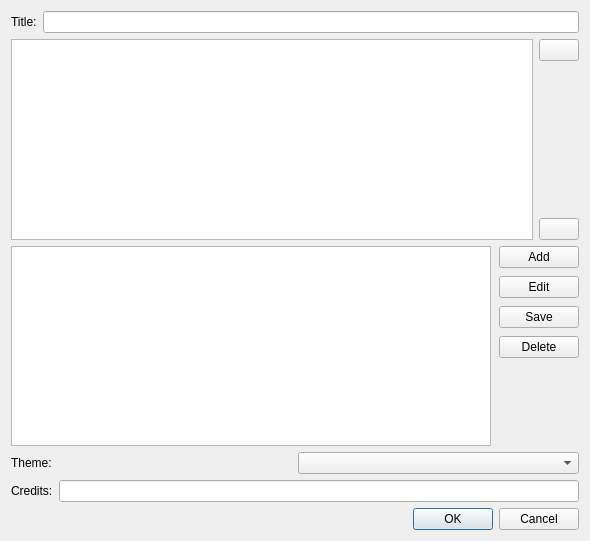
First picture: the form in resources/forms/editcustomdialog.ui, repository zonArt/openlp, before the edit.
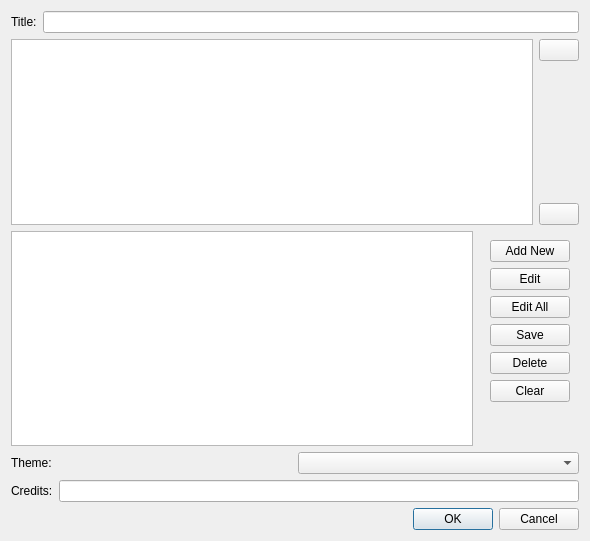
Second picture: the form after the edit. Icons and pictures are not drawn.

What changed in the file:
```diff
--- a/resources/forms/editcustomdialog.ui
+++ b/resources/forms/editcustomdialog.ui
@@ -35,7 +35,11 @@
    <item row="1" column="0">
     <layout class="QHBoxLayout" name="horizontalLayout_4">
      <item>
-      <widget class="QListWidget" name="VerseListView"/>
+      <widget class="QListWidget" name="VerseListView">
+       <property name="alternatingRowColors">
+        <bool>true</bool>
+       </property>
+      </widget>
      </item>
      <item>
       <layout class="QVBoxLayout" name="verticalLayout">
@@ -92,17 +96,11 @@
       </item>
       <item>
        <widget class="QWidget" name="ButtonWidge" native="true">
-        <layout class="QVBoxLayout" name="ButtonLayout_3">
-         <property name="spacing">
-          <number>8</number>
-         </property>
-         <property name="margin">
-          <number>0</number>
-         </property>
+        <layout class="QVBoxLayout" name="verticalLayout_2">
          <item>
           <widget class="QPushButton" name="AddButton_3">
            <property name="text">
-            <string>Add</string>
+            <string>Add New</string>
            </property>
           </widget>
          </item>
@@ -114,7 +112,20 @@
           </widget>
          </item>
          <item>
-          <widget class="QPushButton" name="SaveButton_3">
+          <widget class="QPushButton" name="EditAllButton">
+           <property name="toolTip">
+            <string extracomment="Edit all slides"/>
+           </property>
+           <property name="text">
+            <string>Edit All</string>
+           </property>
+          </widget>
+         </item>
+         <item>
+          <widget class="QPushButton" name="SaveButton">
+           <property name="toolTip">
+            <string extracomment="Save changed slide"/>
+           </property>
            <property name="text">
             <string>Save</string>
            </property>
@@ -127,6 +138,16 @@
            </property>
           </widget>
          </item>
+         <item>
+          <widget class="QPushButton" name="ClearButton">
+           <property name="toolTip">
+            <string extracomment="Clear selection"/>
+           </property>
+           <property name="text">
+            <string>Clear</string>
+           </property>
+          </widget>
+         </item>
          <item>
           <spacer name="ButtonSpacer">
            <property name="orientation">
```
Left out of the diff: 43 changed lines with no effect on the pictures.
